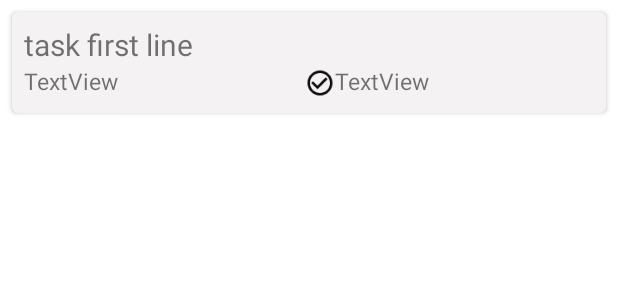
After one commit to Dahdo/The-Notes, an Android app: the layout task_row.xml on its own in the app's theme, with its tools: preview values and no code run, on a phone screen of 412 x 824 dp. The commit adds this screen. Shown: the top 300 px of the screen. Run offline under Robolectric (Android 15) with nearby library versions, the phone set to English and light mode, and no system bars.

Commit message:
add task row xml file

```diff
--- /dev/null
+++ b/app/src/main/res/layout/task_row.xml
@@ -0,0 +1,66 @@
+<?xml version="1.0" encoding="utf-8"?>
+<androidx.constraintlayout.widget.ConstraintLayout xmlns:android="http://schemas.android.com/apk/res/android"
+    xmlns:app="http://schemas.android.com/apk/res-auto"
+    xmlns:tools="http://schemas.android.com/tools"
+    android:id="@+id/card_view_task_row"
+    android:layout_width="match_parent"
+    android:layout_height="match_parent">
+
+    <androidx.cardview.widget.CardView
+        android:id="@+id/task_card_view"
+        android:layout_width="0dp"
+        android:layout_height="wrap_content"
+        android:layout_marginStart="8dp"
+        android:layout_marginTop="8dp"
+        android:layout_marginEnd="8dp"
+        app:cardCornerRadius="4dp"
+        app:layout_constraintEnd_toEndOf="parent"
+        app:layout_constraintStart_toStartOf="parent"
+        app:layout_constraintTop_toTopOf="parent">
+
+        <LinearLayout
+            android:layout_width="match_parent"
+            android:layout_height="match_parent"
+            android:background="@color/items_color"
+            android:orientation="vertical"
+            android:padding="8dp">
+
+            <TextView
+                android:id="@+id/task_first_line"
+                android:layout_width="match_parent"
+                android:layout_height="wrap_content"
+                android:text="task first line"
+                android:textSize="20sp" />
+
+            <LinearLayout
+                android:layout_width="match_parent"
+                android:layout_height="match_parent"
+                android:orientation="horizontal">
+
+                <TextView
+                    android:id="@+id/task_time_created_text_view"
+                    android:layout_width="0dp"
+                    android:layout_height="wrap_content"
+                    android:layout_weight="0.6"
+                    android:text="TextView"
+                    android:textSize="@dimen/time_and_no_of_completed_text_size" />
+
+                <ImageView
+                    android:id="@+id/completed_task_image_view"
+                    android:layout_width="0dp"
+                    android:layout_height="wrap_content"
+                    android:layout_weight="0.065"
+                    app:srcCompat="@drawable/ic_baseline_check_circle_outline_24" />
+
+                <TextView
+                    android:id="@+id/number_of_completed_text_view"
+                    android:layout_width="wrap_content"
+                    android:layout_height="wrap_content"
+                    android:layout_weight="0.35"
+                    android:text="TextView"
+                    android:textSize="@dimen/time_and_no_of_completed_text_size" />
+            </LinearLayout>
+
+        </LinearLayout>
+    </androidx.cardview.widget.CardView>
+</androidx.constraintlayout.widget.ConstraintLayout>
--- a/app/src/main/res/values/dimens.xml
+++ b/app/src/main/res/values/dimens.xml
@@ -2,4 +2,5 @@
 <resources>
     <dimen name="search_bar_margin">16dp</dimen>
     <dimen name="image_button_margin">16dp</dimen>
+    <dimen name="time_and_no_of_completed_text_size">15dp</dimen>
 </resources>
```
